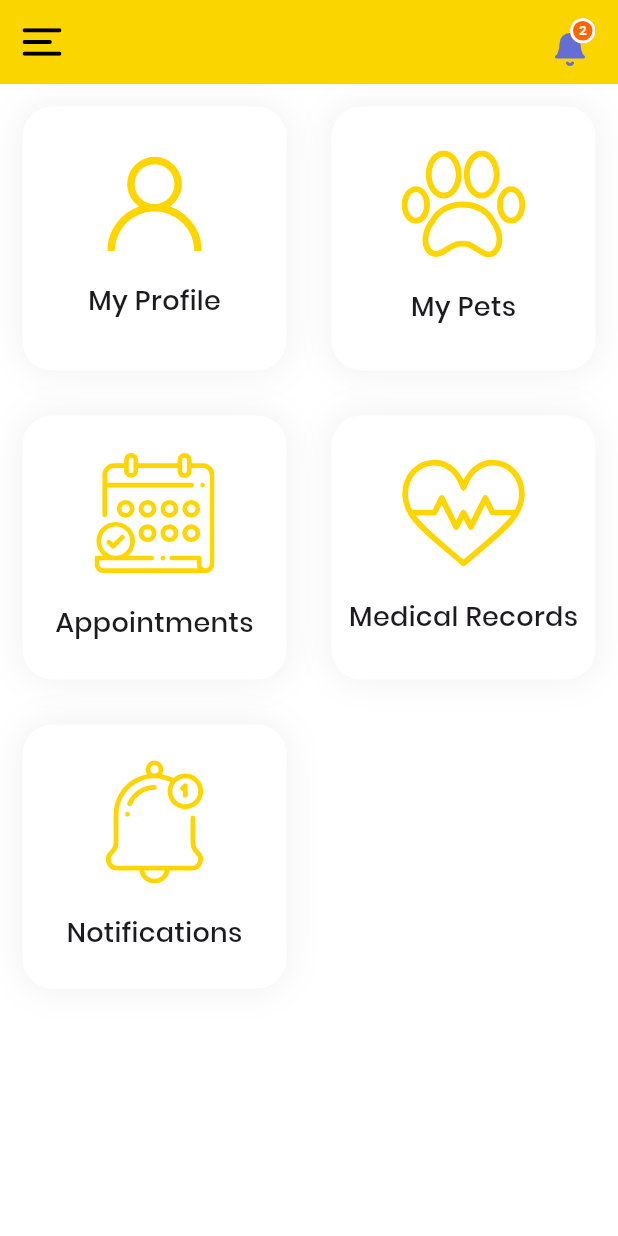
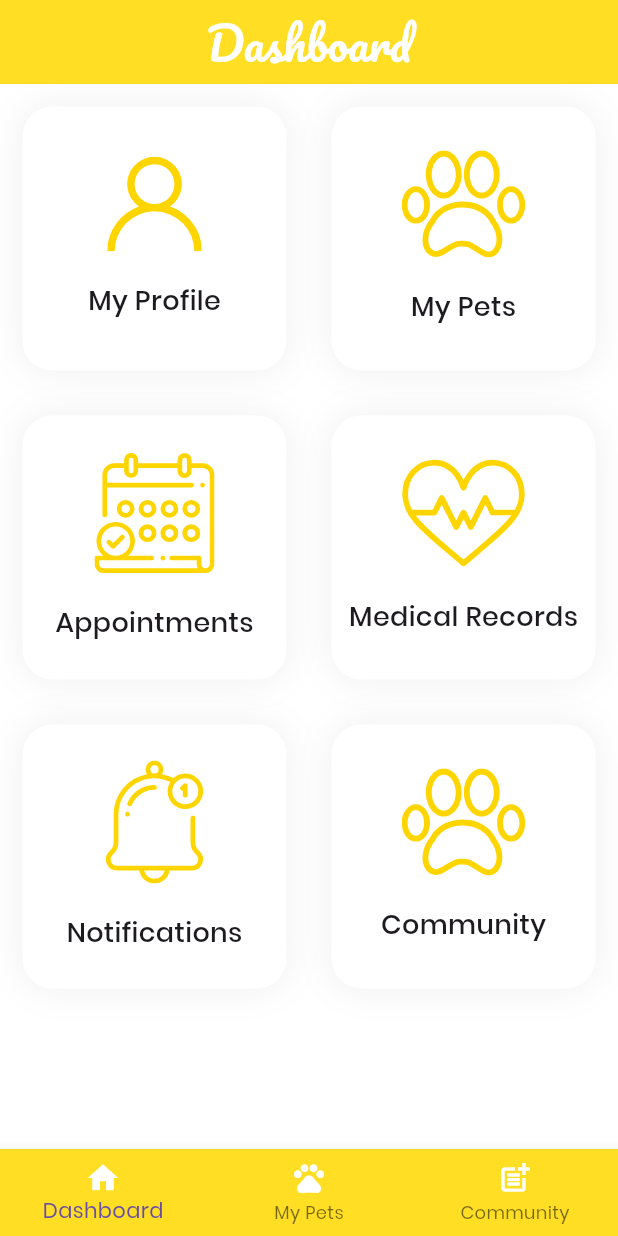
Before and after one commit to syk08/PetPal, a Flutter app: the Dashboard screen opened by its route, on a phone screen of 412 x 824 dp. Run offline on Flutter 3.47's test engine with Material 3 defaults, Android fonts, the phone set to English and light mode, and no system bars; our stand-ins replace flutter_svg, go_router.

Commit message:
navbar+community page

```diff
--- a/lib/core/router.dart
+++ b/lib/core/router.dart
@@ -3,14 +3,16 @@ import 'package:go_router/go_router.dart';
 import '../screens/dashboard.dart';
 import '../screens/home.dart';
 import '../screens/mypets.dart';
-
+import '../screens/posts.dart';
 
 const String homeRoute = '/home';
 const String dashboardRoute = '/dashboard';
 const String myPetsRoute = '/mypets';
+const String postsRoute = '/posts';
 
 // Create a global key for the navigator
-final GlobalKey<NavigatorState> _rootNavigatorKey = GlobalKey<NavigatorState>(debugLabel: 'root');
+final GlobalKey<NavigatorState> _rootNavigatorKey =
+    GlobalKey<NavigatorState>(debugLabel: 'root');
 
 // Define the GoRouter
 final GoRouter router = GoRouter(
@@ -36,9 +38,15 @@ final GoRouter router = GoRouter(
         return MyPets();
       },
     ),
+    GoRoute(
+      path: postsRoute,
+      builder: (BuildContext context, GoRouterState state) {
+        return PostsPage();
+      },
+    ),
   ],
 );
 
-  void navigateTo(BuildContext context, String route) {
+void navigateTo(BuildContext context, String route) {
   context.go(route);
 }
--- a/lib/screens/dashboard.dart
+++ b/lib/screens/dashboard.dart
@@ -1,5 +1,7 @@
 import 'package:flutter/material.dart';
 import 'package:flutter_svg/flutter_svg.dart';
+import 'package:go_router/go_router.dart';
+import 'package:pet_pal/widgets/navbar.dart';
 import '../core/util.dart';
 import '../widgets/card.dart';
 
@@ -12,22 +14,29 @@ class Dashboard extends StatefulWidget {
 }
 
 class _DashboardState extends State<Dashboard> {
+  int _selectedIndex = 0;
+
+  void _onItemTapped(int index) {
+    setState(() {
+      _selectedIndex = index;
+    });
+
+    if (index == 0) {
+      GoRouter.of(context).go('/dashboard');
+    } else if (index == 1) {
+      GoRouter.of(context).go('/mypets');
+    } else if (index == 2) {
+      GoRouter.of(context).go('/posts');
+    }
+  }
+
   @override
   Widget build(BuildContext context) {
     return Scaffold(
-      appBar: AppBar(
-        backgroundColor: CustomColors.Yellow,
-        elevation: 0,
-        leading: Container(
-          margin: EdgeInsets.symmetric(horizontal: 15),
-          child: SvgPicture.asset('assets/images/menu.svg'),
-        ),
-        actions: <Widget>[
-          Container(
-            margin: EdgeInsets.symmetric(horizontal: 15),
-            child: SvgPicture.asset('assets/images/BellAndNotification.svg'),
-          ),
-        ],
+      appBar: Navbar(
+        title: 'Dashboard',
+        currentIndex: _selectedIndex,
+        onTap: _onItemTapped,
       ),
       backgroundColor: Colors.white,
       body: CustomScrollView(
@@ -56,15 +65,21 @@ class _DashboardState extends State<Dashboard> {
           SliverGrid.count(
             crossAxisCount: 2,
             children: <Widget>[
-              card(context, 'MyProfile', 'svg', 'My Profile','mypets'),
-              card(context, 'MyPets', 'svg', 'My Pets','mypets'),
-              card(context, 'Appointments', 'svg', 'Appointments','mypets'),
-              card(context, 'MedicalRecords', 'svg', 'Medical Records','mypets'),
-              card(context, 'Notifications', 'svg', 'Notifications','mypets')
+              card(context, 'MyProfile', 'svg', 'My Profile', 'mypets'),
+              card(context, 'MyPets', 'svg', 'My Pets', 'mypets'),
+              card(context, 'Appointments', 'svg', 'Appointments', 'mypets'),
+              card(context, 'MedicalRecords', 'svg', 'Medical Records',
+                  'mypets'),
+              card(context, 'Notifications', 'svg', 'Notifications', 'mypets'),
+              card(context, 'MyPets', 'svg', 'Community', 'posts'),
             ],
           ),
         ],
       ),
+      bottomNavigationBar: BottomNavbar(
+        currentIndex: _selectedIndex,
+        onTap: _onItemTapped,
+      ),
     );
   }
 }
--- /dev/null
+++ b/lib/widgets/navbar.dart
@@ -0,0 +1,75 @@
+import 'package:flutter/material.dart';
+
+class Navbar extends StatelessWidget implements PreferredSizeWidget {
+  final String title;
+  final int currentIndex;
+  final ValueChanged<int> onTap;
+
+  Navbar({
+    required this.title,
+    required this.currentIndex,
+    required this.onTap,
+  });
+
+  @override
+  Widget build(BuildContext context) {
+    return AppBar(
+      title: Text(
+        title,
+        textAlign: TextAlign.center,
+        style: const TextStyle(
+            color: Color.fromARGB(255, 255, 255, 255),
+            fontFamily: 'Pacifico',
+            fontSize: 30,
+            fontWeight: FontWeight.w500),
+      ),
+      backgroundColor: Color.fromARGB(255, 255, 222, 36),
+      centerTitle: true,
+    );
+  }
+
+  @override
+  Size get preferredSize => Size.fromHeight(kToolbarHeight);
+}
+
+class BottomNavbar extends StatelessWidget {
+  final int currentIndex;
+  final ValueChanged<int> onTap;
+
+  BottomNavbar({
+    required this.currentIndex,
+    required this.onTap,
+  });
+
+  @override
+  Widget build(BuildContext context) {
+    return BottomNavigationBar(
+      currentIndex: currentIndex,
+      onTap: onTap,
+      backgroundColor: Color.fromARGB(255, 255, 222, 36),
+      items: const [
+        BottomNavigationBarItem(
+          icon: Icon(
+            Icons.home,
+            color: Colors.white,
+          ),
+          label: 'Dashboard',
+        ),
+        BottomNavigationBarItem(
+          icon: Icon(
+            Icons.pets,
+            color: Colors.white,
+          ),
+          label: 'My Pets',
+        ),
+        BottomNavigationBarItem(
+          icon: Icon(
+            Icons.post_add,
+            color: Colors.white,
+          ),
+          label: 'Community',
+        ),
+      ],
+    );
+  }
+}
```
Also changed, not shown: lib/screens/mypets.dart (+26 -16 lines), lib/screens/posts.dart (added, +97 -0 lines), lib/widgets/card.dart (+9 -8 lines).
